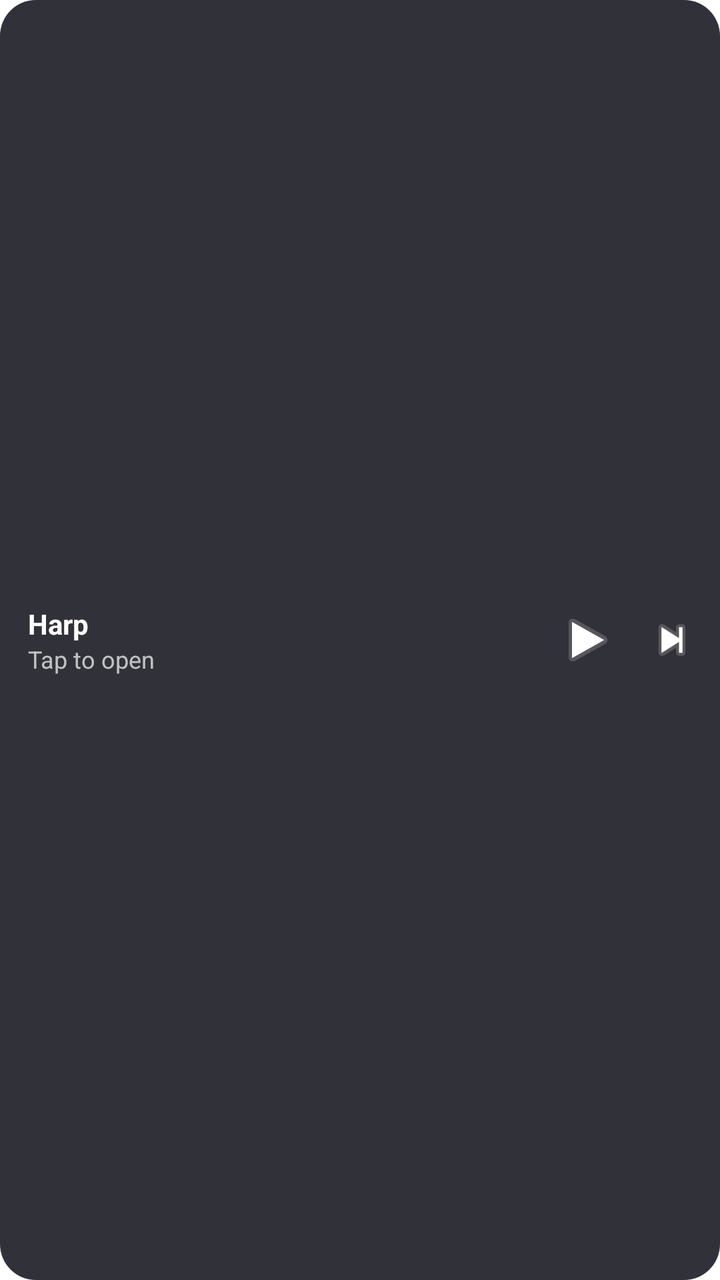
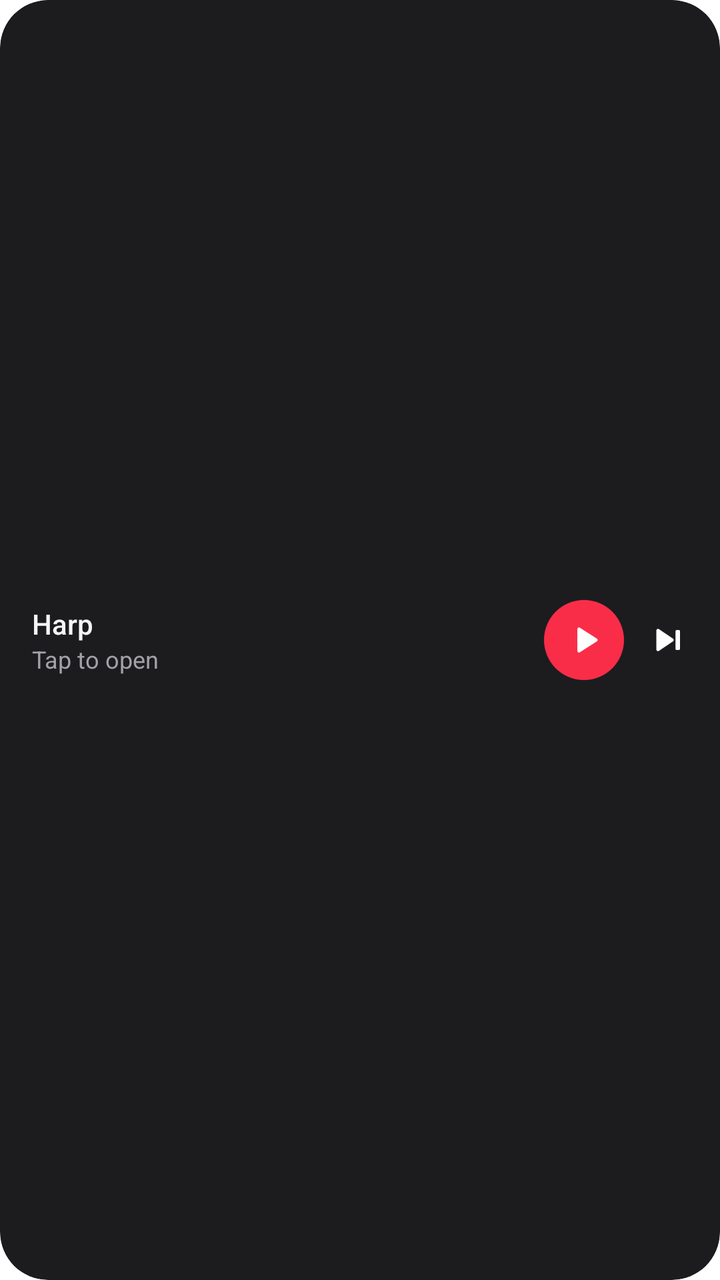

Two renders of the same Android screen: before a commit and after it. Below are the layout's source before the change and the commit's diff.
<!-- AndroidManifest.xml: fallback theme Theme.MaterialComponents.DayNight.NoActionBar -->
<!-- res/layout/harp_widget_mini.xml -->
<?xml version="1.0" encoding="utf-8"?>
<LinearLayout xmlns:android="http://schemas.android.com/apk/res/android"
    android:id="@+id/widget_root"
    android:layout_width="match_parent"
    android:layout_height="match_parent"
    android:background="@drawable/widget_bg"
    android:gravity="center_vertical"
    android:orientation="horizontal"
    android:paddingStart="14dp"
    android:paddingEnd="4dp">

    <LinearLayout
        android:layout_width="0dp"
        android:layout_height="wrap_content"
        android:layout_weight="1"
        android:orientation="vertical">

        <TextView
            android:id="@+id/widget_title"
            android:layout_width="match_parent"
            android:layout_height="wrap_content"
            android:ellipsize="end"
            android:maxLines="1"
            android:text="Harp"
            android:textColor="#FFFFFFFF"
            android:textSize="14sp"
            android:textStyle="bold" />

        <TextView
            android:id="@+id/widget_artist"
            android:layout_width="match_parent"
            android:layout_height="wrap_content"
            android:ellipsize="end"
            android:maxLines="1"
            android:text="Tap to open"
            android:textColor="#B3FFFFFF"
            android:textSize="12sp" />

    </LinearLayout>

        <ImageButton
            android:id="@+id/widget_play"
            android:layout_width="44dp"
            android:layout_height="44dp"
            android:background="@android:color/transparent"
            android:contentDescription="Play or pause"
            android:scaleType="fitCenter"
            android:padding="6dp"
            android:src="@android:drawable/ic_media_play" />

        <ImageButton
            android:id="@+id/widget_next"
            android:layout_width="40dp"
            android:layout_height="40dp"
            android:background="@android:color/transparent"
            android:contentDescription="Next"
            android:scaleType="fitCenter"
            android:padding="6dp"
            android:src="@android:drawable/ic_media_next" />

</LinearLayout>
<!-- resources referenced by this layout -->
<resources>
  <!-- drawable widget_bg (drawable) -->
  <?xml version="1.0" encoding="utf-8"?>
  <shape xmlns:android="http://schemas.android.com/apk/res/android" android:shape="rectangle">
      <solid android:color="#E61B1B24" />
      <corners android:radius="18dp" />
  </shape>
</resources>

<!-- the commit's change to res/layout/harp_widget_mini.xml (unified diff, before → after) -->
@@ -1,61 +1,23 @@
 <?xml version="1.0" encoding="utf-8"?>
-<LinearLayout xmlns:android="http://schemas.android.com/apk/res/android"
-    android:id="@+id/widget_root"
-    android:layout_width="match_parent"
-    android:layout_height="match_parent"
-    android:background="@drawable/widget_bg"
-    android:gravity="center_vertical"
-    android:orientation="horizontal"
-    android:paddingStart="14dp"
-    android:paddingEnd="4dp">
-
-    <LinearLayout
-        android:layout_width="0dp"
-        android:layout_height="wrap_content"
-        android:layout_weight="1"
-        android:orientation="vertical">
-
-        <TextView
-            android:id="@+id/widget_title"
-            android:layout_width="match_parent"
-            android:layout_height="wrap_content"
-            android:ellipsize="end"
-            android:maxLines="1"
-            android:text="Harp"
-            android:textColor="#FFFFFFFF"
-            android:textSize="14sp"
-            android:textStyle="bold" />
-
-        <TextView
-            android:id="@+id/widget_artist"
-            android:layout_width="match_parent"
-            android:layout_height="wrap_content"
-            android:ellipsize="end"
-            android:maxLines="1"
-            android:text="Tap to open"
-            android:textColor="#B3FFFFFF"
-            android:textSize="12sp" />
-
+<FrameLayout xmlns:android="http://schemas.android.com/apk/res/android" android:id="@+id/widget_root" android:layout_width="match_parent" android:layout_height="match_parent"
+    android:background="@drawable/widget_clip" android:clipToOutline="true">
+    <ImageView android:id="@+id/widget_bg" android:layout_width="match_parent" android:layout_height="match_parent"
+        android:importantForAccessibility="no" android:scaleType="fitXY" android:src="@drawable/widget_bg" />
+    <LinearLayout android:layout_width="match_parent" android:layout_height="match_parent" android:gravity="center_vertical"
+        android:orientation="horizontal" android:paddingStart="16dp" android:paddingEnd="8dp">
+        <LinearLayout android:layout_width="0dp" android:layout_height="wrap_content" android:layout_weight="1" android:orientation="vertical">
+            <TextView android:id="@+id/widget_title" android:layout_width="match_parent" android:layout_height="wrap_content"
+            android:ellipsize="end" android:maxLines="1" android:text="Harp" android:textColor="#FFF5F5F7" android:textSize="14sp"
+            android:fontFamily="sans-serif-medium"   />
+            <TextView android:id="@+id/widget_artist" android:layout_width="match_parent" android:layout_height="wrap_content"
+            android:ellipsize="end" android:maxLines="1" android:text="Tap to open" android:textColor="#FFA1A1A6" android:textSize="12sp"
+            android:fontFamily="sans-serif"   />
+        </LinearLayout>
+        <ImageButton android:id="@+id/widget_play" android:layout_width="40dp" android:layout_height="40dp"
+            android:layout_marginStart="4dp" android:layout_marginEnd="4dp" android:background="@drawable/widget_play_bg"
+            android:contentDescription="Play or pause" android:padding="10dp" android:scaleType="fitCenter" android:src="@drawable/ic_w_play" />
+        <ImageButton android:id="@+id/widget_next" android:layout_width="36dp" android:layout_height="36dp"
+            android:background="@android:color/transparent" android:contentDescription="Next" android:padding="8dp"
+            android:scaleType="fitCenter" android:src="@drawable/ic_w_next" />
     </LinearLayout>
-
-        <ImageButton
-            android:id="@+id/widget_play"
-            android:layout_width="44dp"
-            android:layout_height="44dp"
-            android:background="@android:color/transparent"
-            android:contentDescription="Play or pause"
-            android:scaleType="fitCenter"
-            android:padding="6dp"
-            android:src="@android:drawable/ic_media_play" />
-
-        <ImageButton
-            android:id="@+id/widget_next"
-            android:layout_width="40dp"
-            android:layout_height="40dp"
-            android:background="@android:color/transparent"
-            android:contentDescription="Next"
-            android:scaleType="fitCenter"
-            android:padding="6dp"
-            android:src="@android:drawable/ic_media_next" />
-
-</LinearLayout>
+</FrameLayout>
<!-- resource entries referenced after the edit -->
@@ -1,10 +1,32 @@
 <!-- resources referenced by this layout -->
 <resources>
+  <!-- drawable ic_w_next (drawable) -->
+  <?xml version="1.0" encoding="utf-8"?>
+  <vector xmlns:android="http://schemas.android.com/apk/res/android" android:width="24dp" android:height="24dp" android:viewportWidth="24" android:viewportHeight="24">
+      <path android:fillColor="#FFFFFFFF" android:pathData="M5,6.3v11.4a1,1 0 0,0 1.55,0.83L15,12.83a1,1 0 0,0 0,-1.66L6.55,5.47A1,1 0 0,0 5,6.3z" />
+      <path android:fillColor="#FFFFFFFF" android:pathData="M17.2,6h1.3a0.7,0.7 0 0,1 0.7,0.7v10.6a0.7,0.7 0 0,1 -0.7,0.7h-1.3a0.7,0.7 0 0,1 -0.7,-0.7V6.7A0.7,0.7 0 0,1 17.2,6z" />
+  </vector>
+  <!-- drawable ic_w_play (drawable) -->
+  <?xml version="1.0" encoding="utf-8"?>
+  <vector xmlns:android="http://schemas.android.com/apk/res/android" android:width="24dp" android:height="24dp" android:viewportWidth="24" android:viewportHeight="24">
+      <path android:fillColor="#FFFFFFFF" android:pathData="M8,5.5v13a1,1 0 0,0 1.5,0.86l10.2,-6.5a1,1 0 0,0 0,-1.72L9.5,4.64A1,1 0 0,0 8,5.5z" />
+  </vector>
   <!-- drawable widget_bg (drawable) -->
   <?xml version="1.0" encoding="utf-8"?>
   <shape xmlns:android="http://schemas.android.com/apk/res/android" android:shape="rectangle">
-      <solid android:color="#E61B1B24" />
-      <corners android:radius="18dp" />
+      <solid android:color="#FF1C1C1F" />
+      <corners android:radius="24dp" />
+  </shape>
+  <!-- drawable widget_clip (drawable) -->
+  <?xml version="1.0" encoding="utf-8"?>
+  <shape xmlns:android="http://schemas.android.com/apk/res/android" android:shape="rectangle">
+      <solid android:color="#00000000" />
+      <corners android:radius="24dp" />
+  </shape>
+  <!-- drawable widget_play_bg (drawable) -->
+  <?xml version="1.0" encoding="utf-8"?>
+  <shape xmlns:android="http://schemas.android.com/apk/res/android" android:shape="oval">
+      <solid android:color="#FFFA2D48" />
   </shape>
 </resources>
 
